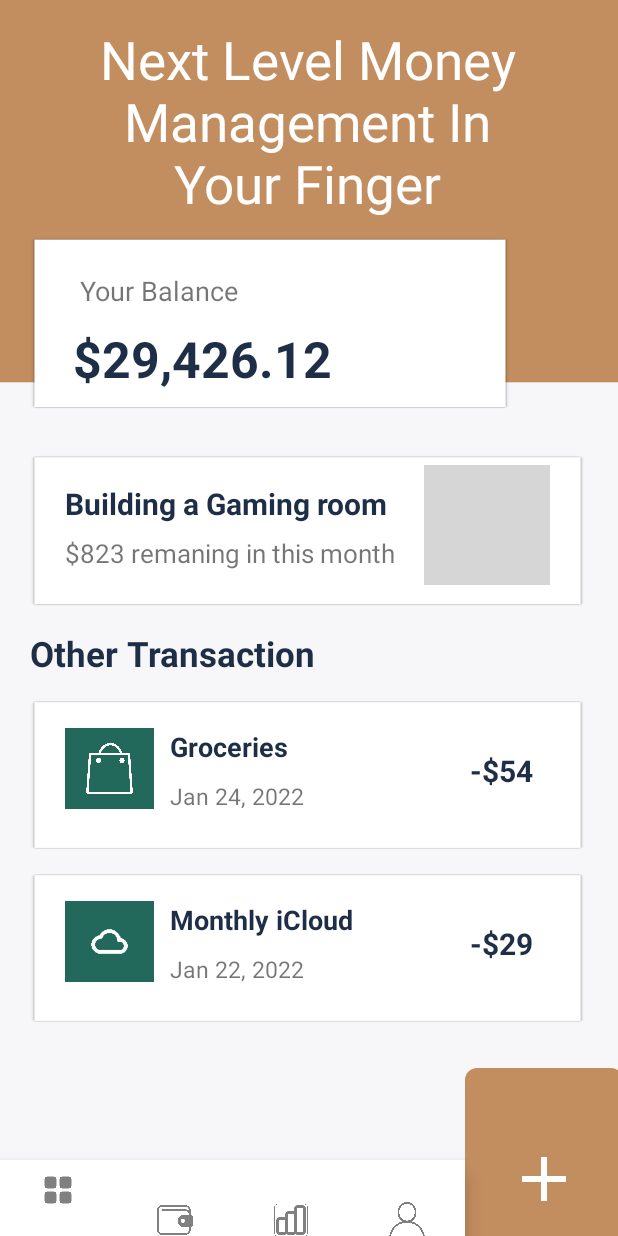
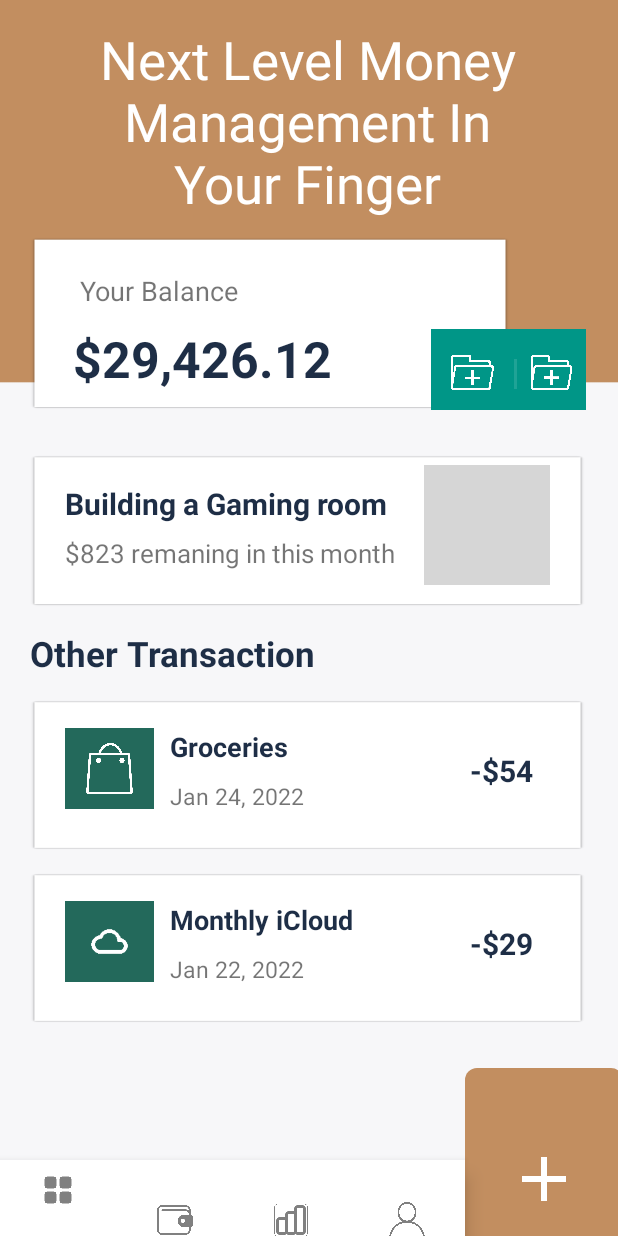
Before and after one commit to gracenudze/money-manager, an Android app: the screen it shows after launch (MainActivity), on a phone screen of 412 x 824 dp. Run offline under Robolectric (Android 15) with nearby library versions, the phone set to English and light mode, and no system bars; plain views replace ArcProgress; Roboto replaces fonts that are not available here; grey boxes are pictures that could not be loaded.

Commit message:
Adding the new folder layout and next icon to the work

```diff
--- a/app/src/main/java/com/example/moneymanager/MainActivity.java
+++ b/app/src/main/java/com/example/moneymanager/MainActivity.java
@@ -2,18 +2,14 @@ package com.example.moneymanager;
 
 import android.content.Intent;
 import android.os.Bundle;
-import android.os.Handler;
 import android.view.View;
 import android.widget.*;
 
 
 import androidx.appcompat.app.AppCompatActivity;
-import androidx.constraintlayout.widget.ConstraintLayout;
 import androidx.recyclerview.widget.LinearLayoutManager;
 import androidx.recyclerview.widget.RecyclerView;
 
-import com.example.moneymanager.R;
-import com.google.android.material.bottomsheet.BottomSheetBehavior;
 import com.google.android.material.bottomsheet.BottomSheetDialog;
 
 import java.util.ArrayList;
@@ -33,7 +29,7 @@ public class MainActivity extends AppCompatActivity {
 
         //initializing bottom sheet dialog
 
-        ImageButton imageButton = findViewById(R.id.imageButton);
+        ImageButton imageButton = findViewById(R.id.btnAdd);
         imageButton.setOnClickListener(new View.OnClickListener() {
             @Override
             public void onClick(View v) {
--- a/app/src/main/res/layout/activity_main.xml
+++ b/app/src/main/res/layout/activity_main.xml
@@ -26,7 +26,7 @@
             app:layout_constraintTop_toTopOf="parent" />
 
         <FrameLayout
-            android:id="@+id/frameLayout"
+            android:id="@+id/arc_layout"
             android:layout_width="320dp"
             android:layout_height="115dp"
             android:layout_marginStart="20dp"
@@ -66,11 +66,11 @@
             android:layout_marginStart="20dp"
             android:background="@drawable/shadow_13165"
             app:layout_constraintStart_toStartOf="parent"
-            app:layout_constraintTop_toBottomOf="@+id/frameLayout">
+            app:layout_constraintTop_toBottomOf="@+id/arc_layout">
 
 
             <TextView
-                android:id="@+id/textView"
+                android:id="@+id/tvGaming"
                 android:layout_width="wrap_content"
                 android:layout_height="wrap_content"
                 android:layout_marginStart="20dp"
@@ -81,7 +81,7 @@
                 android:textStyle="bold" />
 
             <TextView
-                android:id="@+id/textView2"
+                android:id="@+id/tvRemainder"
                 android:layout_width="wrap_content"
                 android:layout_height="wrap_content"
                 android:layout_marginStart="20dp"
@@ -116,7 +116,7 @@
         </RelativeLayout>
 
         <TextView
-            android:id="@+id/textView3"
+            android:id="@+id/tvTransaction"
             android:layout_width="wrap_content"
             android:layout_height="wrap_content"
             android:layout_marginStart="20dp"
@@ -132,7 +132,7 @@
             android:id="@+id/rvTransaction"
             android:layout_width="match_parent"
             android:layout_height="235dp"
-            app:layout_constraintTop_toBottomOf="@+id/textView3" />
+            app:layout_constraintTop_toBottomOf="@+id/tvTransaction" />
 
         <com.google.android.material.bottomnavigation.BottomNavigationView
             android:id="@+id/bottom_navigation"
@@ -147,7 +147,7 @@
             app:menu="@menu/bottom_navigation_menu" />
 
         <ImageButton
-            android:id="@+id/imageButton"
+            android:id="@+id/btnAdd"
             android:layout_width="105dp"
             android:layout_height="148dp"
             android:layout_marginTop="25dp"
@@ -158,5 +158,43 @@
             app:layout_constraintTop_toBottomOf="@+id/rvTransaction"
             app:srcCompat="@drawable/plus_icon" />
 
+        <LinearLayout
+            android:layout_width="103dp"
+            android:layout_height="54dp"
+            android:layout_marginStart="267dp"
+            android:layout_marginTop="61dp"
+            android:background="@color/teal"
+            android:orientation="horizontal"
+            app:layout_constraintStart_toStartOf="@+id/arc_layout"
+            app:layout_constraintTop_toTopOf="@+id/arc_layout">
+
+            <ImageView
+                android:id="@+id/ivFolder"
+                android:layout_width="35dp"
+                android:layout_height="38dp"
+                android:layout_marginTop="10dp"
+                android:padding="3dp"
+                android:layout_marginStart="10dp"
+                app:srcCompat="@drawable/folder_icon" />
+
+            <View
+                android:id="@+id/divider"
+                android:layout_width="2dp"
+                android:layout_height="20dp"
+                android:layout_marginTop="20dp"
+                android:layout_marginStart="10dp"
+                android:backgroundTint="@color/white"
+                android:background="?android:attr/listDivider" />
+
+            <ImageView
+                android:id="@+id/ivFolder2"
+                android:layout_width="35dp"
+                android:layout_height="38dp"
+                android:layout_marginTop="10dp"
+                android:padding="7dp"
+                android:layout_weight="1"
+                app:srcCompat="@drawable/folder_icon" />
+        </LinearLayout>
+
     </androidx.constraintlayout.widget.ConstraintLayout>
 </ScrollView>
```
Also changed, not shown: app/src/main/res/layout/activity_gaming_room.xml (+47 -23 lines), app/src/main/res/drawable-v24/folder_icon.png (added), app/src/main/res/drawable-v24/ic_navigate_next.png (added).
